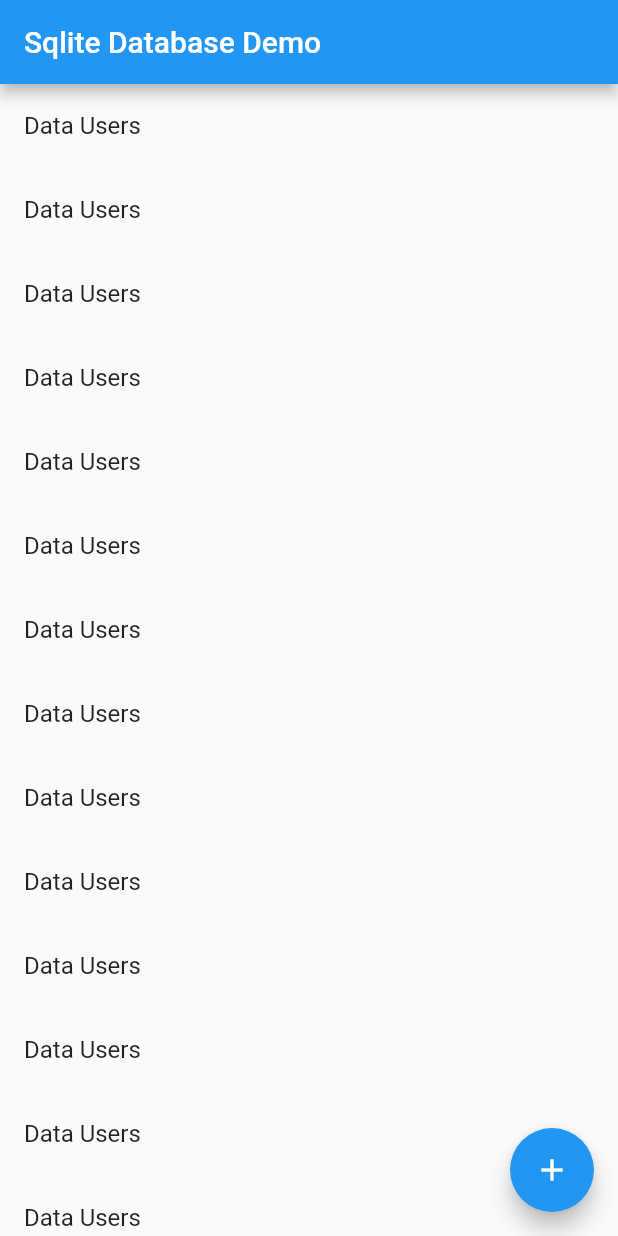
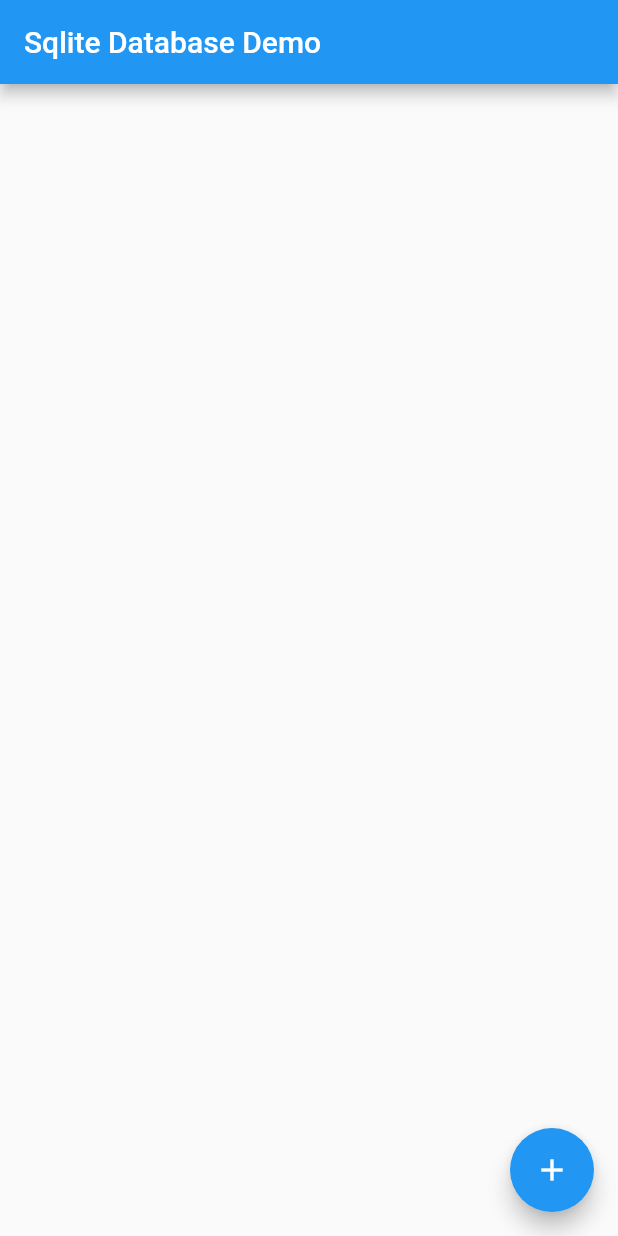
Before and after one commit to casfian/bomba_sqlite, a Flutter app: the screen it shows after launch, on a phone screen of 412 x 824 dp. Run offline on Flutter 3.47's test engine with Material 2 defaults, Android fonts, the light colour scheme and no system bars; our stand-ins replace sqflite; accounts and stored records are empty.

Commit message:
added retrieve data code

```diff
--- a/lib/home.dart
+++ b/lib/home.dart
@@ -1,8 +1,43 @@
+import 'package:bomba_sqlite/databasehandler.dart';
+import 'package:bomba_sqlite/user.dart';
 import 'package:flutter/material.dart';
 
 //secondary class atau UI
-class Home extends StatelessWidget {
+class Home extends StatefulWidget {
   const Home({Key? key}) : super(key: key);
+
+  @override
+  _HomeState createState() => _HomeState();
+}
+
+class _HomeState extends State<Home> {
+  late Databasehandler handler;
+
+  //create data awalan
+  Future<int> createUsers() async {
+    User john = User(
+        name: 'John', age: 24, country: 'Malaysia', email: 'john@gmail.com');
+    User david = User(
+        name: 'David', age: 26, country: 'Malaysia', email: 'david@gmail.com');
+    User abu =
+        User(name: 'Abu', age: 28, country: 'Malaysia', email: 'abu@gmail.com');
+    User ali =
+        User(name: 'Ali', age: 29, country: 'Malaysia', email: 'ali@gmail.com');
+    List<User> listOfUsers = [john, david, abu, ali];
+    return await this.handler.insertUsers(listOfUsers);
+  }
+
+  @override
+  void initState() {
+    super.initState();
+    this.handler = Databasehandler(); //utk On kan Database
+    // this.handler.initialiseDB().whenComplete(() async {
+    //   await this.createUsers(); //create data awalan sekiranya perlu
+    //   setState(() {
+
+    //   });
+    // });
+  }
 
   @override
   Widget build(BuildContext context) {
@@ -10,18 +45,30 @@ class Home extends StatelessWidget {
       appBar: AppBar(
         title: Text('Sqlite Database Demo'),
       ),
-      body: ListView.builder(
-          itemCount: 25,
+      body: FutureBuilder(
+          future: this.handler.retrieveUsers(), //sumber data aka data source
+          builder: (context, AsyncSnapshot<List<User>> snapshot) {
+            //check kalau ada data
+            if (snapshot.hasData) {
+              return ListView.builder(
+                  itemCount: snapshot.data?.length,
                   itemBuilder: (context, index) {
                     return ListTile(
-              title: Text('Data Users'),
+                      title: Text(snapshot.data![index].name),
+                      subtitle: Text(snapshot.data![index].email.toString()),
                     );
+                  });
+            } else {
+              //paparkan data loading...
+              return Center(child: CircularProgressIndicator());
+            }
           }),
       floatingActionButton: FloatingActionButton(
         onPressed: () {
           //call function utk add data
-            } ,
-            child: Icon(Icons.add),),
+        },
+        child: Icon(Icons.add),
+      ),
     );
   }
 }
```
Lines whose indentation alone changed are shown as unchanged.
